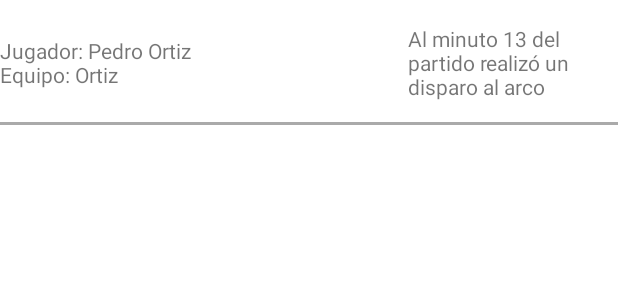
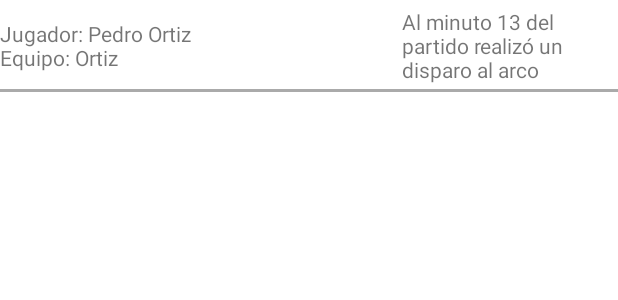
Before and after one commit to JavierEMM/LAB4_IOT, an Android app: the layout recycle_hitos.xml on its own in the app's theme, with its tools: preview values and no code run, on a phone screen of 412 x 824 dp. Shown: the top 300 px of the screen. Run offline under Robolectric (Android 15) with nearby library versions, the phone set to English and light mode, and no system bars.

Commit message:
Mejora de vistas2

```diff
--- a/app/src/main/AndroidManifest.xml
+++ b/app/src/main/AndroidManifest.xml
@@ -36,6 +36,7 @@
             android:name=".Activity_UserAlineacion"
             android:exported="false" />
         <activity
+            android:parentActivityName=".PaginaPrincipalActivity"
             android:name=".Activity_UserOptions"
             android:exported="false" />
         <activity
--- a/app/src/main/res/layout/recycle_hitos.xml
+++ b/app/src/main/res/layout/recycle_hitos.xml
@@ -6,7 +6,7 @@
 
     <TextView
         android:id="@+id/textJugador"
-        android:layout_width="wrap_content"
+        android:layout_width="140dp"
         android:layout_height="wrap_content"
         android:text="Jugador: Pedro Ortiz\nEquipo: Ortiz"
         android:paddingVertical="8dp"
@@ -15,17 +15,17 @@
 
     <TextView
         android:id="@+id/textHito"
-        android:layout_width="140dp"
+        android:layout_width="144dp"
         android:layout_height="wrap_content"
         android:text="Al minuto 13 del partido realizó un disparo al arco"
         android:layout_alignParentRight="true"
         android:layout_centerVertical="true"/>
 
     <View
-        android:layout_marginTop="30dp"
+        android:layout_marginTop="8dp"
         android:layout_width="match_parent"
         android:layout_height="2dp"
         android:background="@android:color/darker_gray"
-        android:layout_below="@+id/textHito"/>
+        android:layout_below="@+id/textJugador"/>
 
 </RelativeLayout>
```
